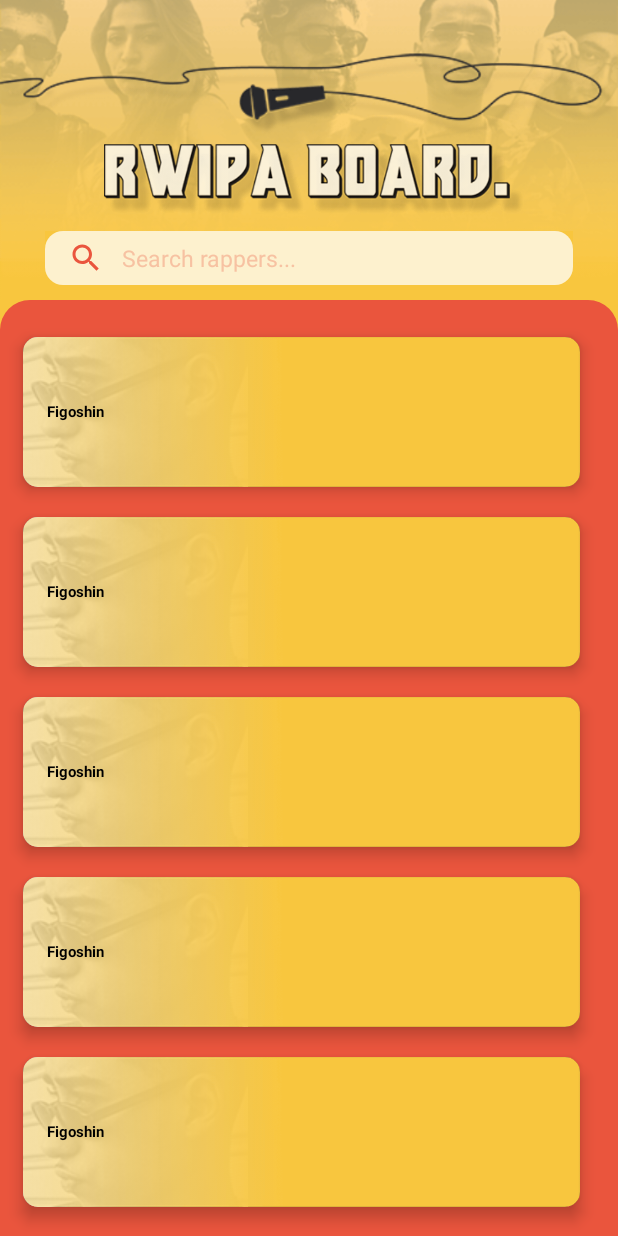
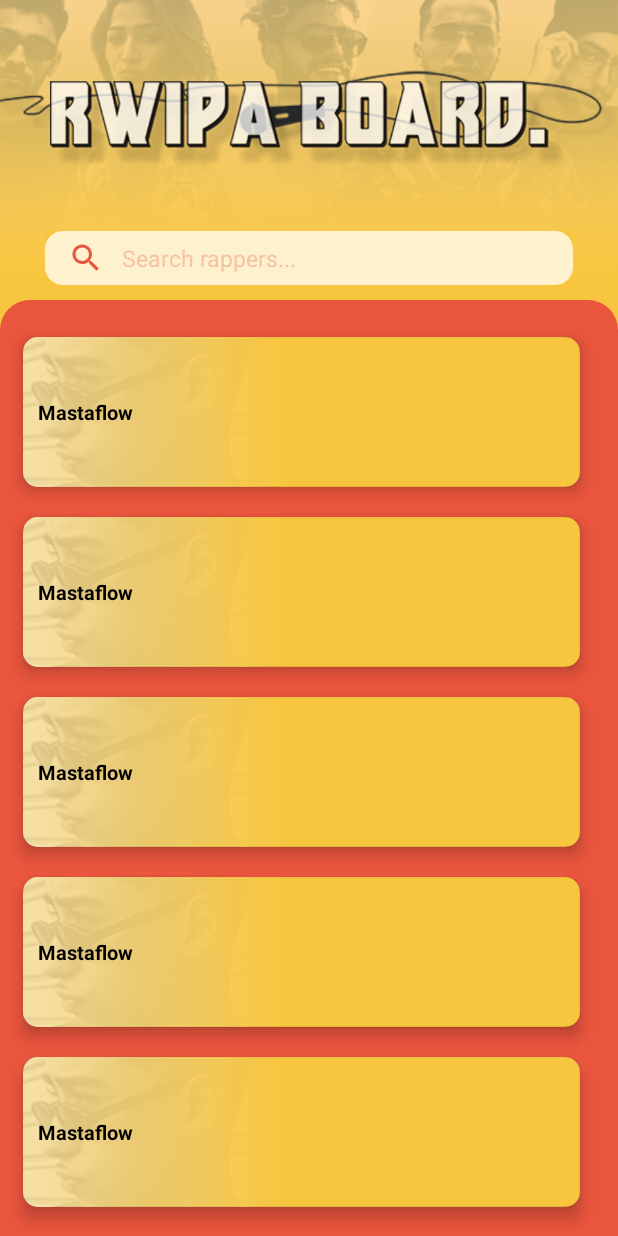
Before and after one commit to R3-da/the_morrocan_rap_board_4, an Android app: the layout activity_main.xml on its own in the app's theme, with its tools: preview values and no code run, on a phone screen of 412 x 824 dp. Run offline under Robolectric (Android 15) with nearby library versions, the phone set to English and light mode, and no system bars.

Commit message:
work on the layout cause i found that it gets disordered on other resolutions but i still didn't nail the aimed layout but it's decent now

```diff
--- a/app/build.gradle
+++ b/app/build.gradle
@@ -57,4 +57,7 @@ dependencies {
 
     //collapse toolbar dependencies
     implementation 'com.google.android.material:material:1.1.0-alpha10'
+
+    //sdp unit
+    implementation 'com.intuit.sdp:sdp-android:1.0.6'
 }
--- a/app/src/main/java/com/example/myapplication/CustomAdapter.kt
+++ b/app/src/main/java/com/example/myapplication/CustomAdapter.kt
@@ -6,6 +6,7 @@ import android.content.Context
 import android.graphics.Color
 import android.media.MediaPlayer
 import android.util.Log
+import android.util.TypedValue
 import android.view.Gravity
 import android.view.LayoutInflater
 import android.view.View
@@ -65,7 +66,11 @@ class CustomAdapter(private val context: Context, private var pop: AnimatorSet,
                     )
 
                     val param = rapperButton.layoutParams as ViewGroup.MarginLayoutParams
-                    param.setMargins(10, 10, 10, 10)
+                    param.setMargins(
+                            context.resources.getDimension(R.dimen.rappers_faces_horizontal_margin).toInt(),
+                            context.resources.getDimension(R.dimen.rappers_faces_vertical_margin).toInt(),
+                            context.resources.getDimension(R.dimen.rappers_faces_horizontal_margin).toInt(),
+                            context.resources.getDimension(R.dimen.rappers_faces_vertical_margin).toInt())
                     rapperButton.layoutParams = param
                     rapperButton.setBackgroundResource(0)
 
@@ -94,9 +99,13 @@ class CustomAdapter(private val context: Context, private var pop: AnimatorSet,
                     )
                     frameLayout.setPadding(0, 0, 0, 0)
                     val param = frameLayout.layoutParams as ViewGroup.MarginLayoutParams
-                    param.setMargins(10, 10, 10, 10)
+                    param.setMargins(
+                            context.resources.getDimension(R.dimen.rappers_faces_horizontal_margin).toInt(),
+                            context.resources.getDimension(R.dimen.rappers_faces_vertical_margin).toInt(),
+                            context.resources.getDimension(R.dimen.rappers_faces_horizontal_margin).toInt(),
+                            context.resources.getDimension(R.dimen.rappers_faces_vertical_margin).toInt())
                     frameLayout.layoutParams = param
-                    textView.textSize = context.resources.getDimension(R.dimen.rappers_icon_width).toFloat()
+                    textView.textSize = context.resources.getDimension(R.dimen.question_mark_size).toFloat()
                     textView.text = "?"
                     textView.setTextColor(Color.parseColor("#F8C63E"))
                     frameLayout.addView(textView)
@@ -123,7 +132,7 @@ class CustomAdapter(private val context: Context, private var pop: AnimatorSet,
         val imageView: ImageView = itemView.findViewById(R.id.imageview)
         val textView: TextView = itemView.findViewById(R.id.textView)
         val rappersView : LinearLayout = itemView.findViewById(R.id.rappersFaces)
-
+        val textFrame : FrameLayout = itemView.findViewById(R.id.textFrame)
     }
 
     fun setFromXML(view: View, adlib: String) : AnimatorSet{
--- a/app/src/main/res/layout/activity_main.xml
+++ b/app/src/main/res/layout/activity_main.xml
@@ -25,26 +25,36 @@
             app:contentScrim="@color/yellow"
             >
 
+
             <ImageView
                 android:layout_width="match_parent"
                 android:layout_height="200dp"
                 android:scaleType="centerCrop"
-                android:src="@drawable/header"/>
-            <ImageView
+                android:src="@drawable/header" />
+
+            <LinearLayout
                 android:layout_width="match_parent"
-                android:layout_height="100dp"
-                android:layout_gravity="top"
-                android:translationY="10dp"
-                android:scaleType="fitEnd"
-                android:src="@drawable/microphone" />
+                android:layout_height="match_parent"
+                android:orientation="vertical">
 
-            <ImageView
-                android:layout_width="290dp"
-                android:layout_height="48dp"
-                android:translationY="20dp"
-                android:layout_gravity="center"
-                android:scaleType="fitEnd"
-                android:src="@drawable/title_rwipaboard" />
+                <ImageView
+                    android:layout_width="match_parent"
+                    android:layout_height="match_parent"
+                    android:src="@drawable/microphone"
+                    android:translationY="50px"
+                    android:layout_weight="1"/>
+
+                <ImageView
+                    android:layout_width="match_parent"
+                    android:layout_height="match_parent"
+                    android:layout_marginHorizontal="50px"
+                    android:src="@drawable/title_rwipaboard"
+                    android:translationY="-100px"
+                    android:layout_weight="1"/>
+
+            </LinearLayout>
+
+
 
             <androidx.appcompat.widget.Toolbar
                 android:layout_width="match_parent"
--- a/app/src/main/res/layout/card_view_design.xml
+++ b/app/src/main/res/layout/card_view_design.xml
@@ -44,19 +44,25 @@
             android:clipChildren="false"
             android:clipToOutline="false"
             android:background="@drawable/gradient_cardview">
+
+            <FrameLayout
+                android:id="@+id/textFrame"
+                android:layout_width="match_parent"
+                android:layout_height="match_parent"
+                android:layout_weight="4">
                 <TextView
                     android:id="@+id/textView"
-                android:layout_width="50dp"
-                android:layout_height="wrap_content"
-                android:layout_marginLeft="10dp"
+                    android:layout_width="match_parent"
+                    android:layout_height="match_parent"
+                    android:layout_marginLeft="8dp"
                     android:fontFamily="arial"
-                android:text="Figoshin"
-                android:textSize="10sp"
+                    android:text="Mastaflow"
+                    android:textSize="@dimen/_10sdp"
                     android:textStyle="bold"
-                android:layout_gravity="center|left"
-                android:gravity="center_horizontal"
+                    android:gravity="center"
                     android:textColor="@color/black"
                     />
+            </FrameLayout>
             <LinearLayout
                 android:id="@+id/rappersFaces"
                 android:layout_width="match_parent"
@@ -64,7 +70,8 @@
                 android:orientation="horizontal"
                 android:clipChildren="false"
                 android:clipToOutline="false"
-                android:layout_gravity="right"/>
+                android:layout_gravity="right"
+                android:layout_weight="1"/>
 
 
         </LinearLayout>
--- a/app/src/main/res/values/dimen.xml
+++ b/app/src/main/res/values/dimen.xml
@@ -1,5 +1,7 @@
 <?xml version="1.0" encoding="utf-8"?>
 <resources>
     <dimen name="rappers_icon_width">20dp</dimen>
-    <dimen name="question_mark_size">20sp</dimen>
+    <dimen name="question_mark_size">15dp</dimen>
+    <dimen name="rappers_faces_vertical_margin">5dp</dimen>
+    <dimen name="rappers_faces_horizontal_margin">5dp</dimen>
 </resources>
```
Lines whose indentation alone changed are shown as unchanged.
